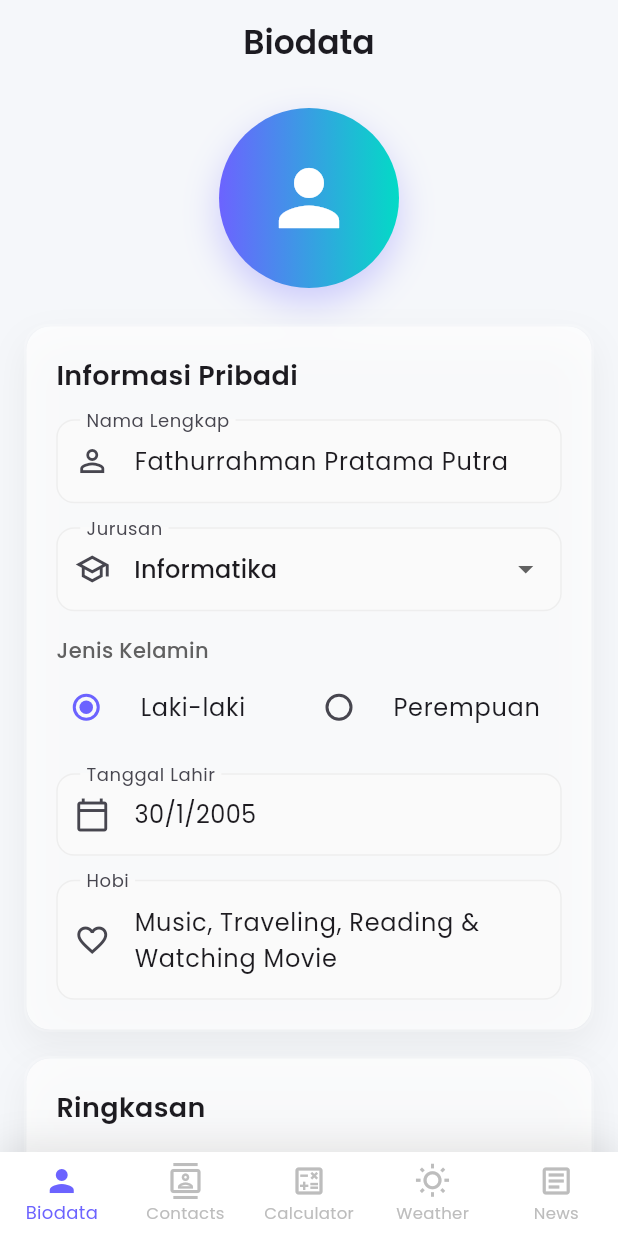
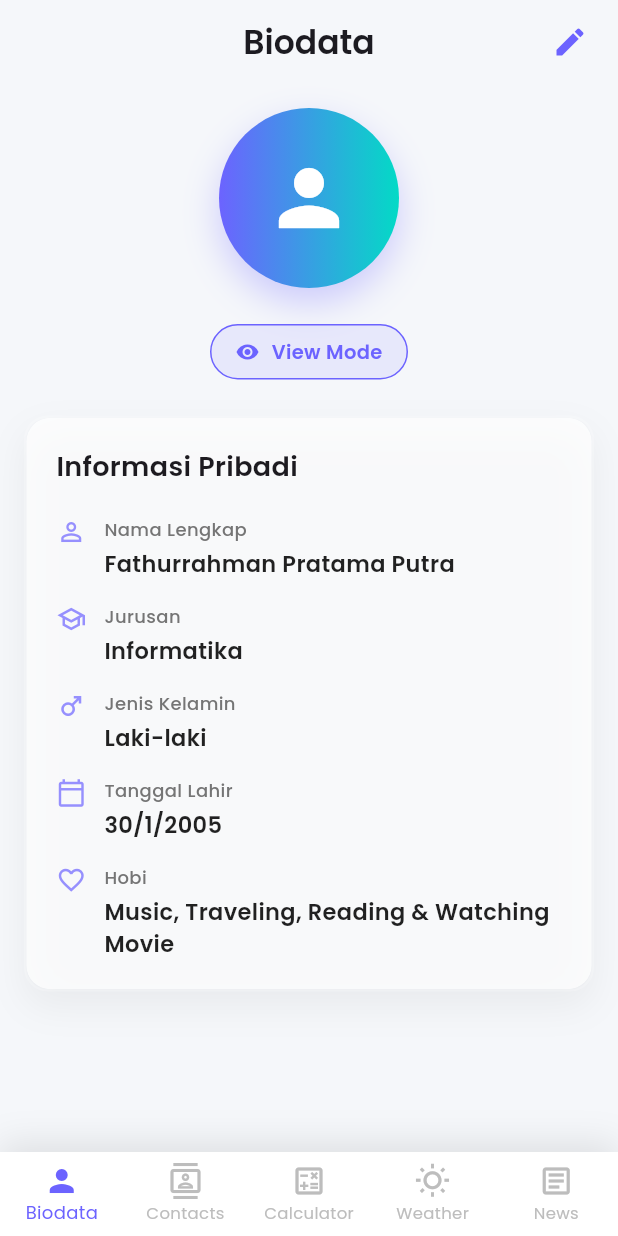
Before and after one commit to fathurp01/SynergyApp, a Flutter app: the screen it shows after launch, on a phone screen of 412 x 824 dp. Run offline on Flutter 3.47's test engine with Material 3 defaults, Android fonts, the light colour scheme and no system bars; our stand-ins replace google_fonts.

Commit message:
Biodata page update

```diff
--- a/lib/screens/biodata_page.dart
+++ b/lib/screens/biodata_page.dart
@@ -2,7 +2,7 @@ import 'package:flutter/material.dart';
 import 'package:google_fonts/google_fonts.dart';
 import '../widgets/glass_card.dart';
 
-/// Biodata page with profile info and input widgets
+/// Biodata page with View/Edit mode toggle
 class BiodataPage extends StatefulWidget {
   const BiodataPage({super.key});
 
@@ -11,6 +11,9 @@ class BiodataPage extends StatefulWidget {
 }
 
 class _BiodataPageState extends State<BiodataPage> {
+  // Edit mode state
+  bool _isEditMode = false;
+
   // Form controllers
   final _nameController = TextEditingController(
     text: 'Fathurrahman Pratama Putra',
@@ -37,7 +40,15 @@ class _BiodataPageState extends State<BiodataPage> {
     super.dispose();
   }
 
+  void _toggleEditMode() {
+    setState(() {
+      _isEditMode = !_isEditMode;
+    });
+  }
+
   Future<void> _selectDate(BuildContext context) async {
+    if (!_isEditMode) return; // Only allow in edit mode
+
     final DateTime? picked = await showDatePicker(
       context: context,
       initialDate: _selectedDate,
@@ -73,6 +84,32 @@ class _BiodataPageState extends State<BiodataPage> {
         centerTitle: true,
         backgroundColor: Colors.transparent,
         elevation: 0,
+        actions: [
+          // Toggle Edit/View Mode Button
+          Padding(
+            padding: const EdgeInsets.only(right: 8),
+            child: IconButton(
+              onPressed: _toggleEditMode,
+              icon: AnimatedSwitcher(
+                duration: const Duration(milliseconds: 300),
+                transitionBuilder: (child, animation) {
+                  return RotationTransition(
+                    turns: animation,
+                    child: FadeTransition(opacity: animation, child: child),
+                  );
+                },
+                child: Icon(
+                  _isEditMode ? Icons.visibility : Icons.edit,
+                  key: ValueKey(_isEditMode),
+                  color: _isEditMode
+                      ? Theme.of(context).colorScheme.secondary
+                      : Theme.of(context).colorScheme.primary,
+                ),
+              ),
+              tooltip: _isEditMode ? 'View Mode' : 'Edit Mode',
+            ),
+          ),
+        ],
       ),
       body: SingleChildScrollView(
         padding: const EdgeInsets.all(16),
@@ -103,7 +140,47 @@ class _BiodataPageState extends State<BiodataPage> {
                   ],
                 ),
                 child: const Icon(Icons.person, size: 60, color: Colors.white),
-                // Replace with: ClipOval(child: Image.asset('assets/images/profile_placeholder.png'))
+              ),
+            ),
+            const SizedBox(height: 24),
+
+            // Mode Indicator
+            Container(
+              padding: const EdgeInsets.symmetric(horizontal: 16, vertical: 8),
+              decoration: BoxDecoration(
+                color: _isEditMode
+                    ? Theme.of(context).colorScheme.secondary.withOpacity(0.1)
+                    : Theme.of(context).colorScheme.primary.withOpacity(0.1),
+                borderRadius: BorderRadius.circular(20),
+                border: Border.all(
+                  color: _isEditMode
+                      ? Theme.of(context).colorScheme.secondary
+                      : Theme.of(context).colorScheme.primary,
+                  width: 1,
+                ),
+              ),
+              child: Row(
+                mainAxisSize: MainAxisSize.min,
+                children: [
+                  Icon(
+                    _isEditMode ? Icons.edit : Icons.visibility,
+                    size: 16,
+                    color: _isEditMode
+                        ? Theme.of(context).colorScheme.secondary
+                        : Theme.of(context).colorScheme.primary,
+                  ),
+                  const SizedBox(width: 8),
+                  Text(
+                    _isEditMode ? 'Edit Mode' : 'View Mode',
+                    style: GoogleFonts.poppins(
+                      fontSize: 13,
+                      fontWeight: FontWeight.w600,
+                      color: _isEditMode
+                          ? Theme.of(context).colorScheme.secondary
+                          : Theme.of(context).colorScheme.primary,
+                    ),
+                  ),
+                ],
               ),
             ),
             const SizedBox(height: 24),
@@ -120,20 +197,27 @@ class _BiodataPageState extends State<BiodataPage> {
                       fontWeight: FontWeight.w600,
                     ),
                   ),
-                  const SizedBox(height: 16),
+                  const SizedBox(height: 20),
 
-                  // Name TextField
-                  TextField(
+                  // Name Field
+                  _isEditMode
+                      ? TextField(
                           controller: _nameController,
                           decoration: const InputDecoration(
                             labelText: 'Nama Lengkap',
                             prefixIcon: Icon(Icons.person_outline),
                           ),
+                        )
+                      : _buildInfoRow(
+                          icon: Icons.person_outline,
+                          label: 'Nama Lengkap',
+                          value: _nameController.text,
                         ),
                   const SizedBox(height: 16),
 
-                  // Jurusan Dropdown
-                  DropdownButtonFormField<String>(
+                  // Jurusan Field
+                  _isEditMode
+                      ? DropdownButtonFormField<String>(
                           value: _selectedJurusan,
                           decoration: const InputDecoration(
                             labelText: 'Jurusan',
@@ -150,10 +234,16 @@ class _BiodataPageState extends State<BiodataPage> {
                               _selectedJurusan = newValue!;
                             });
                           },
+                        )
+                      : _buildInfoRow(
+                          icon: Icons.school_outlined,
+                          label: 'Jurusan',
+                          value: _selectedJurusan,
                         ),
                   const SizedBox(height: 16),
 
-                  // Gender Radio Group
+                  // Gender Field
+                  if (_isEditMode) ...[
                     Text(
                       'Jenis Kelamin',
                       style: GoogleFonts.poppins(
@@ -192,10 +282,19 @@ class _BiodataPageState extends State<BiodataPage> {
                         ),
                       ],
                     ),
+                  ] else
+                    _buildInfoRow(
+                      icon: _selectedGender == 'Laki-laki'
+                          ? Icons.male
+                          : Icons.female,
+                      label: 'Jenis Kelamin',
+                      value: _selectedGender,
+                    ),
                   const SizedBox(height: 16),
 
-                  // Date Picker
-                  InkWell(
+                  // Date Field
+                  _isEditMode
+                      ? InkWell(
                           onTap: () => _selectDate(context),
                           child: InputDecorator(
                             decoration: const InputDecoration(
@@ -207,74 +306,109 @@ class _BiodataPageState extends State<BiodataPage> {
                               style: const TextStyle(fontSize: 16),
                             ),
                           ),
+                        )
+                      : _buildInfoRow(
+                          icon: Icons.calendar_today_outlined,
+                          label: 'Tanggal Lahir',
+                          value:
+                              '${_selectedDate.day}/${_selectedDate.month}/${_selectedDate.year}',
                         ),
                   const SizedBox(height: 16),
 
-                  // Hobi TextField
-                  TextField(
+                  // Hobi Field
+                  _isEditMode
+                      ? TextField(
                           controller: _hobiController,
                           decoration: const InputDecoration(
                             labelText: 'Hobi',
                             prefixIcon: Icon(Icons.favorite_outline),
                           ),
                           maxLines: 2,
+                        )
+                      : _buildInfoRow(
+                          icon: Icons.favorite_outline,
+                          label: 'Hobi',
+                          value: _hobiController.text,
+                          isLast: true,
                         ),
                 ],
               ),
             ),
+
+            if (_isEditMode) ...[
               const SizedBox(height: 16),
-
-            // Summary Card
-            GlassCard(
-              child: Column(
-                crossAxisAlignment: CrossAxisAlignment.start,
-                children: [
-                  Text(
-                    'Ringkasan',
-                    style: GoogleFonts.poppins(
-                      fontSize: 18,
-                      fontWeight: FontWeight.w600,
+              // Save Button (visual only, data is updated in real-time)
+              ElevatedButton.icon(
+                onPressed: () {
+                  _toggleEditMode();
+                  ScaffoldMessenger.of(context).showSnackBar(
+                    SnackBar(
+                      content: const Text('Perubahan disimpan!'),
+                      backgroundColor: Theme.of(context).colorScheme.primary,
+                      behavior: SnackBarBehavior.floating,
+                    ),
+                  );
+                },
+                icon: const Icon(Icons.check),
+                label: const Text('Simpan Perubahan'),
+                style: ElevatedButton.styleFrom(
+                  backgroundColor: Theme.of(context).colorScheme.primary,
+                  foregroundColor: Colors.white,
+                  padding: const EdgeInsets.symmetric(
+                    horizontal: 32,
+                    vertical: 16,
+                  ),
+                  shape: RoundedRectangleBorder(
+                    borderRadius: BorderRadius.circular(12),
                   ),
                 ),
-                  const SizedBox(height: 12),
-                  _buildSummaryRow('Nama', _nameController.text),
-                  _buildSummaryRow('Jurusan', _selectedJurusan),
-                  _buildSummaryRow('Jenis Kelamin', _selectedGender),
-                  _buildSummaryRow(
-                    'Tanggal Lahir',
-                    '${_selectedDate.day}/${_selectedDate.month}/${_selectedDate.year}',
               ),
-                  _buildSummaryRow('Hobi', _hobiController.text, isLast: true),
             ],
-              ),
-            ),
           ],
         ),
       ),
     );
   }
 
-  Widget _buildSummaryRow(String label, String value, {bool isLast = false}) {
+  Widget _buildInfoRow({
+    required IconData icon,
+    required String label,
+    required String value,
+    bool isLast = false,
+  }) {
     return Padding(
-      padding: EdgeInsets.only(bottom: isLast ? 0 : 12),
+      padding: EdgeInsets.only(bottom: isLast ? 0 : 0),
       child: Row(
         crossAxisAlignment: CrossAxisAlignment.start,
         children: [
-          SizedBox(
-            width: 120,
-            child: Text(
+          Icon(
+            icon,
+            size: 20,
+            color: Theme.of(context).colorScheme.primary.withOpacity(0.7),
+          ),
+          const SizedBox(width: 12),
+          Expanded(
+            child: Column(
+              crossAxisAlignment: CrossAxisAlignment.start,
+              children: [
+                Text(
                   label,
                   style: GoogleFonts.poppins(
+                    fontSize: 12,
                     fontWeight: FontWeight.w500,
                     color: Colors.grey.shade600,
                   ),
                 ),
+                const SizedBox(height: 4),
+                Text(
+                  value,
+                  style: GoogleFonts.poppins(
+                    fontSize: 15,
+                    fontWeight: FontWeight.w600,
+                    color: Colors.black87,
                   ),
-          const Text(': '),
-          Expanded(
-            child: Text(
-              value,
-              style: GoogleFonts.poppins(fontWeight: FontWeight.w500),
+                ),
+              ],
             ),
           ),
         ],
```
Lines whose indentation alone changed are shown as unchanged.
